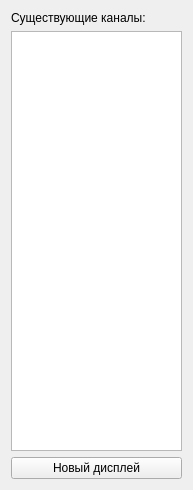
Old version of the form Oscilloscope/mainwindow.ui in the repository YegorR/Oscilloscope.
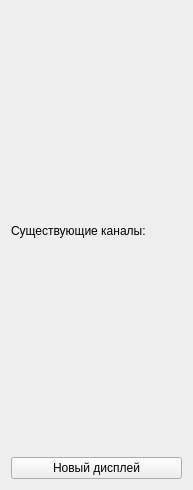
New version of the form.

What changed in the file:
```diff
--- a/Oscilloscope/mainwindow.ui
+++ b/Oscilloscope/mainwindow.ui
@@ -28,40 +28,22 @@
   <widget class="QWidget" name="centralWidget">
    <layout class="QGridLayout" name="gridLayout_2">
     <item row="1" column="0">
-     <widget class="QListWidget" name="listWidget">
-      <property name="minimumSize">
-       <size>
-        <width>150</width>
-        <height>0</height>
-       </size>
-      </property>
-      <property name="maximumSize">
-       <size>
-        <width>16777215</width>
-        <height>16777215</height>
-       </size>
-      </property>
-      <property name="sizeIncrement">
-       <size>
-        <width>0</width>
-        <height>0</height>
-       </size>
+     <widget class="QPushButton" name="createSimpleScope">
+      <property name="text">
+       <string>Новый дисплей</string>
       </property>
      </widget>
     </item>
     <item row="0" column="0">
+     <layout class="QVBoxLayout" name="verticalLayout">
+      <item>
      <widget class="QLabel" name="label">
       <property name="text">
        <string>Существующие каналы:</string>
       </property>
      </widget>
     </item>
-    <item row="2" column="0">
-     <widget class="QPushButton" name="createSimpleScope">
-      <property name="text">
-       <string>Новый дисплей</string>
-      </property>
-     </widget>
+     </layout>
     </item>
    </layout>
   </widget>
```
Left out of the diff: 2 changed lines with no effect on the pictures. Lines whose indentation alone changed are shown as unchanged.
